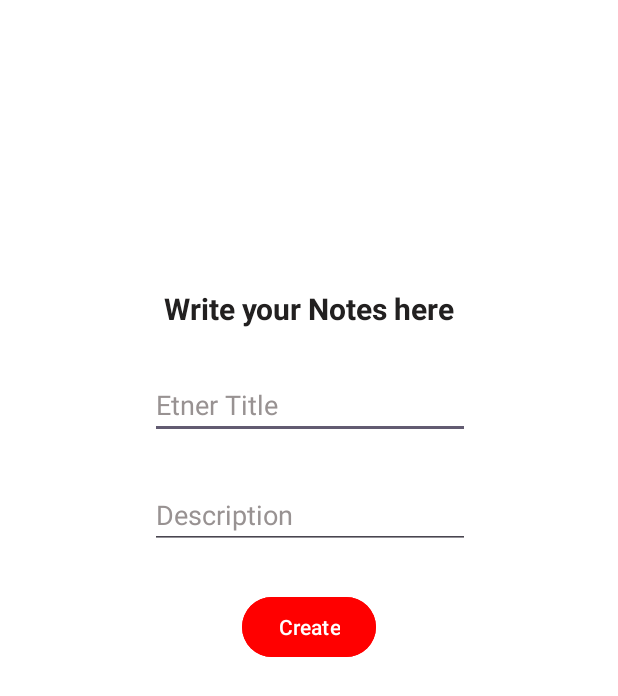
After one commit to Sonykhan1121/LoginSignupApp, an Android app: the AddNoteActivity screen opened directly, with no data from a screen before it, on a phone screen of 412 x 824 dp. The commit adds this screen. Shown: the top 696 px of the screen. Run offline under Robolectric (Android 15) with nearby library versions, the phone set to English and light mode, and no system bars; our stand-ins replace Firebase (no records; nobody signed in at launch, a user with empty details on screens opened directly).

Commit message:
Add data to Realtime Database

```diff
--- a/app/build.gradle.kts
+++ b/app/build.gradle.kts
@@ -47,6 +47,7 @@ dependencies {
     implementation("com.google.android.material:material:1.10.0")
     implementation("androidx.constraintlayout:constraintlayout:2.1.4")
     implementation("com.google.firebase:firebase-auth:22.3.0")
+    implementation("com.google.firebase:firebase-database:20.3.0")
     testImplementation("junit:junit:4.13.2")
     androidTestImplementation("androidx.test.ext:junit:1.1.5")
     androidTestImplementation("androidx.test.espresso:espresso-core:3.5.1")
--- /dev/null
+++ b/app/src/main/java/com/example/loginsignup/AddNoteActivity.kt
@@ -0,0 +1,60 @@
+package com.example.loginsignup
+
+import androidx.appcompat.app.AppCompatActivity
+import android.os.Bundle
+import android.widget.Toast
+import com.example.loginsignup.databinding.ActivityAddNoteBinding
+import com.google.firebase.Firebase
+import com.google.firebase.auth.FirebaseAuth
+import com.google.firebase.database.DatabaseReference
+import com.google.firebase.database.FirebaseDatabase
+
+class AddNoteActivity : AppCompatActivity() {
+    private val binding: ActivityAddNoteBinding by lazy {
+        ActivityAddNoteBinding.inflate(layoutInflater)
+    }
+    private lateinit var databaseReference: DatabaseReference
+    private lateinit var auth: FirebaseAuth
+
+    override fun onCreate(savedInstanceState: Bundle?) {
+        super.onCreate(savedInstanceState)
+        setContentView(binding.root)
+
+        // Initialize Firebase
+
+        databaseReference = FirebaseDatabase.getInstance().reference
+        auth = FirebaseAuth.getInstance()
+
+        binding.createBtn.setOnClickListener {
+            val title = binding.editTextText.text.toString()
+            val description = binding.editTextText2.text.toString()
+
+            if (title.isEmpty() || description.isEmpty()) {
+                Toast.makeText(this, "Please fill this properly", Toast.LENGTH_SHORT).show()
+            } else {
+                val currentUser = auth.currentUser
+                if(currentUser==null)
+                {
+                    Toast.makeText(this, "currentUser not found", Toast.LENGTH_SHORT).show()
+                }
+                currentUser?.let { user ->
+                    val notekey = databaseReference.child("users").child(user.uid).child("notes").push().key
+                    val noteItem = NoteItem(title, description)
+
+                    if (notekey != null) {
+                        databaseReference.child("users").child(user.uid).child("notes").child(notekey)
+                            .setValue(noteItem)
+                            .addOnCompleteListener { task ->
+                                if (task.isSuccessful) {
+                                    Toast.makeText(this, "Note saved successfully", Toast.LENGTH_SHORT).show()
+                                    finish()
+                                } else {
+                                    Toast.makeText(this, "Failed to save note.", Toast.LENGTH_SHORT).show()
+                                }
+                            }
+                    }
+                }
+            }
+        }
+    }
+}
--- a/app/src/main/java/com/example/loginsignup/MainActivity.kt
+++ b/app/src/main/java/com/example/loginsignup/MainActivity.kt
@@ -25,5 +25,9 @@ class MainActivity : AppCompatActivity() {
                 }
 
         }
+        binding.createNewNoteBtn.setOnClickListener {
+            startActivity(Intent(this,AddNoteActivity::class.java))
+
+        }
     }
 }
--- /dev/null
+++ b/app/src/main/res/layout/activity_add_note.xml
@@ -0,0 +1,65 @@
+<?xml version="1.0" encoding="utf-8"?>
+<androidx.constraintlayout.widget.ConstraintLayout xmlns:android="http://schemas.android.com/apk/res/android"
+    xmlns:app="http://schemas.android.com/apk/res-auto"
+    xmlns:tools="http://schemas.android.com/tools"
+    android:layout_width="match_parent"
+    android:layout_height="match_parent"
+    android:background="#FFFFFF"
+    tools:context=".AddNoteActivity">
+
+    <TextView
+        android:id="@+id/textView2"
+        android:layout_width="wrap_content"
+        android:layout_height="wrap_content"
+        android:layout_marginTop="192dp"
+        android:text="Write your Notes here"
+        android:textColor="#222020"
+        android:textSize="20sp"
+        android:textStyle="bold"
+        app:layout_constraintEnd_toEndOf="parent"
+        app:layout_constraintStart_toStartOf="parent"
+        app:layout_constraintTop_toTopOf="parent" />
+
+    <EditText
+        android:id="@+id/editTextText"
+        android:layout_width="wrap_content"
+        android:layout_height="wrap_content"
+        android:layout_marginTop="28dp"
+        android:ems="10"
+        android:hint="Etner Title"
+        android:inputType="text"
+        android:textColor="#000000"
+        android:textColorHint="#989292"
+        app:layout_constraintEnd_toEndOf="@+id/textView2"
+        app:layout_constraintHorizontal_bias="0.509"
+        app:layout_constraintStart_toStartOf="@+id/textView2"
+        app:layout_constraintTop_toBottomOf="@+id/textView2" />
+
+    <EditText
+        android:id="@+id/editTextText2"
+        android:layout_width="wrap_content"
+        android:layout_height="wrap_content"
+        android:layout_marginTop="28dp"
+        android:ems="10"
+        android:hint="Description"
+        android:inputType="text"
+        android:textColor="#201F1F"
+        android:textColorHint="#989292"
+        app:layout_constraintEnd_toEndOf="@+id/editTextText"
+        app:layout_constraintHorizontal_bias="1.0"
+        app:layout_constraintStart_toStartOf="@+id/editTextText"
+        app:layout_constraintTop_toBottomOf="@+id/editTextText" />
+
+    <Button
+        android:id="@+id/create_btn"
+        android:layout_width="wrap_content"
+        android:layout_height="wrap_content"
+        android:layout_marginTop="28dp"
+        android:backgroundTint="#FF0000"
+        android:text="Create"
+        android:textColor="#FFFFFF"
+        app:layout_constraintEnd_toEndOf="@+id/editTextText2"
+        app:layout_constraintHorizontal_bias="0.495"
+        app:layout_constraintStart_toStartOf="@+id/editTextText2"
+        app:layout_constraintTop_toBottomOf="@+id/editTextText2" />
+</androidx.constraintlayout.widget.ConstraintLayout>
```
Also changed, not shown: app/src/main/AndroidManifest.xml (+5 -4 lines), app/src/main/java/com/example/loginsignup/NoteItem.kt (added, +7 -0 lines), app/src/main/res/layout/activity_main.xml (+29 -1 lines), 2 other files.
